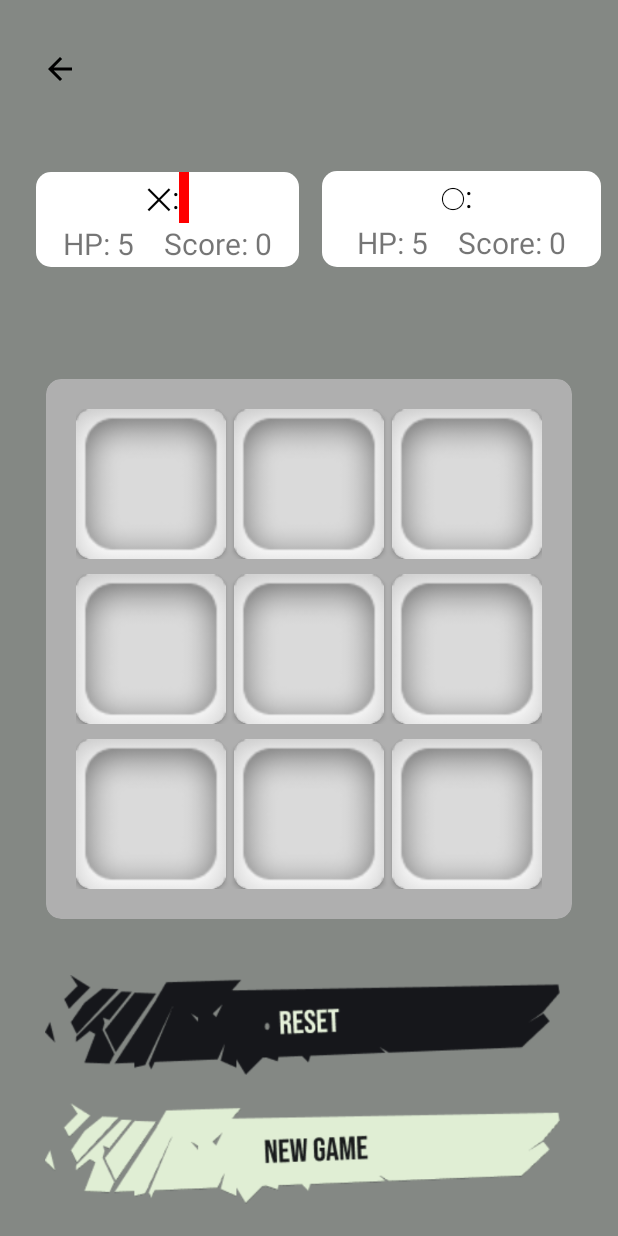
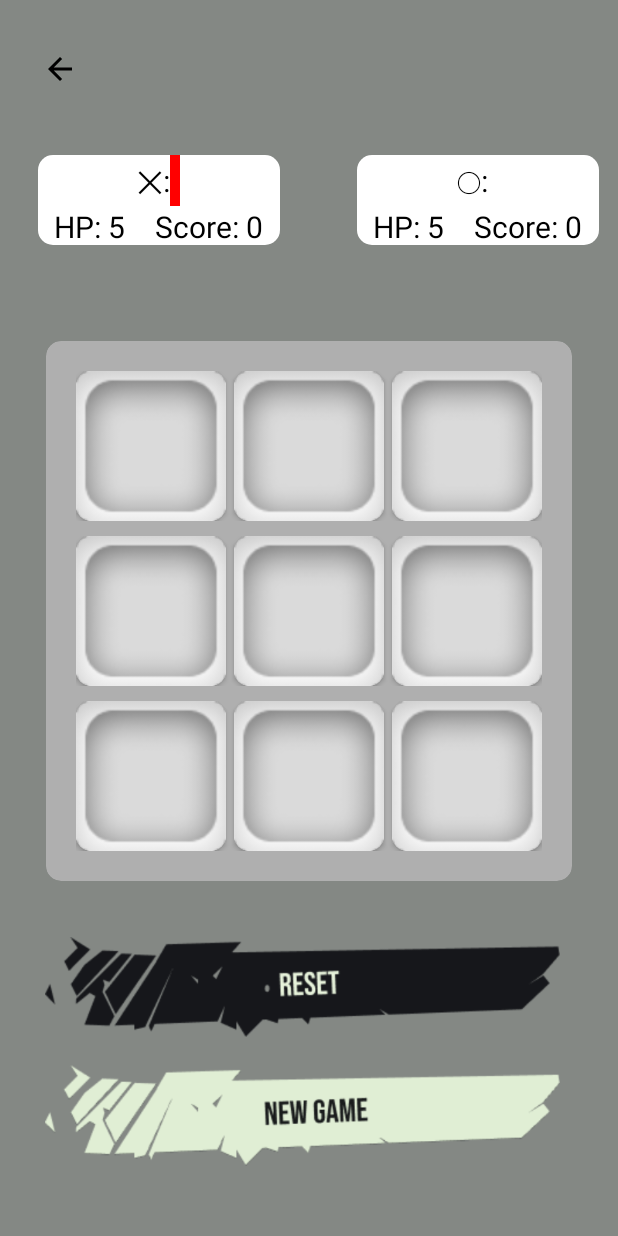
Before and after one commit to DrKibou/TicTacBoom, an Android app: the VsPlayer screen opened directly, with no data from a screen before it, on a phone screen of 412 x 824 dp. Run offline under Robolectric (Android 15) with nearby library versions, the phone set to English and light mode, and no system bars; 1 statement that could not run was skipped.

```diff
--- a/app/src/main/java/com/example/tictactoe/VsPlayer/VsPlayer.java
+++ b/app/src/main/java/com/example/tictactoe/VsPlayer/VsPlayer.java
@@ -107,6 +107,7 @@ public class VsPlayer extends AppCompatActivity {
                 } else if (totalSelectedBox == 9) {
                     imageView.setImageResource(R.drawable.x_colored);
                     txtWinner.setText("Draw");
+                    Toast.makeText(this, "Tap 'Reset' to begin next match.", Toast.LENGTH_SHORT).show();
                     isGameActive = false;
                 } else {
                     imageView.setImageResource(R.drawable.x_colored);
@@ -130,6 +131,7 @@ public class VsPlayer extends AppCompatActivity {
                 } else if (totalSelectedBox == 9) {
                     imageView.setImageResource(R.drawable.o_colored);
                     txtWinner.setText("Draw");
+                    Toast.makeText(this, "Tap 'Reset' to begin next match.", Toast.LENGTH_SHORT).show();
                     isGameActive = false;
                 } else {
                     imageView.setImageResource(R.drawable.o_colored);
--- a/app/src/main/res/layout/activity_vs_player.xml
+++ b/app/src/main/res/layout/activity_vs_player.xml
@@ -11,8 +11,8 @@
 
     <LinearLayout
         android:id="@+id/linearLayout1"
-        android:layout_width="175dp"
-        android:layout_height="63dp"
+        android:layout_width="161dp"
+        android:layout_height="60dp"
         android:background="@drawable/layout_bg"
         android:orientation="vertical"
         app:layout_constraintBottom_toTopOf="@+id/txtWinner"
@@ -58,6 +58,7 @@
                 android:layout_width="wrap_content"
                 android:layout_height="wrap_content"
                 android:text="HP: 5"
+                android:textColor="#000000"
                 android:textSize="20dp" />
 
             <TextView
@@ -66,14 +67,15 @@
                 android:layout_height="wrap_content"
                 android:layout_marginLeft="20dp"
                 android:text="Score: 0"
+                android:textColor="#000000"
                 android:textSize="20dp" />
         </LinearLayout>
     </LinearLayout>
 
     <LinearLayout
         android:id="@+id/linearLayout2"
-        android:layout_width="186dp"
-        android:layout_height="64dp"
+        android:layout_width="161dp"
+        android:layout_height="60dp"
         android:background="@drawable/layout_bg"
         android:orientation="vertical"
         app:layout_constraintBottom_toTopOf="@+id/txtWinner"
@@ -119,6 +121,7 @@
                 android:layout_width="wrap_content"
                 android:layout_height="wrap_content"
                 android:text="HP: 5"
+                android:textColor="#000000"
                 android:textSize="20dp" />
 
             <TextView
@@ -127,6 +130,7 @@
                 android:layout_height="wrap_content"
                 android:layout_marginLeft="20dp"
                 android:text="Score: 0"
+                android:textColor="#000000"
                 android:textSize="20dp" />
         </LinearLayout>
     </LinearLayout>
@@ -174,7 +178,7 @@
         app:layout_constraintHorizontal_bias="0.666"
         app:layout_constraintStart_toStartOf="parent"
         app:layout_constraintTop_toTopOf="parent"
-        app:layout_constraintVertical_bias="0.573">
+        app:layout_constraintVertical_bias="0.231">
 
         <LinearLayout
             android:layout_width="match_parent"
```
